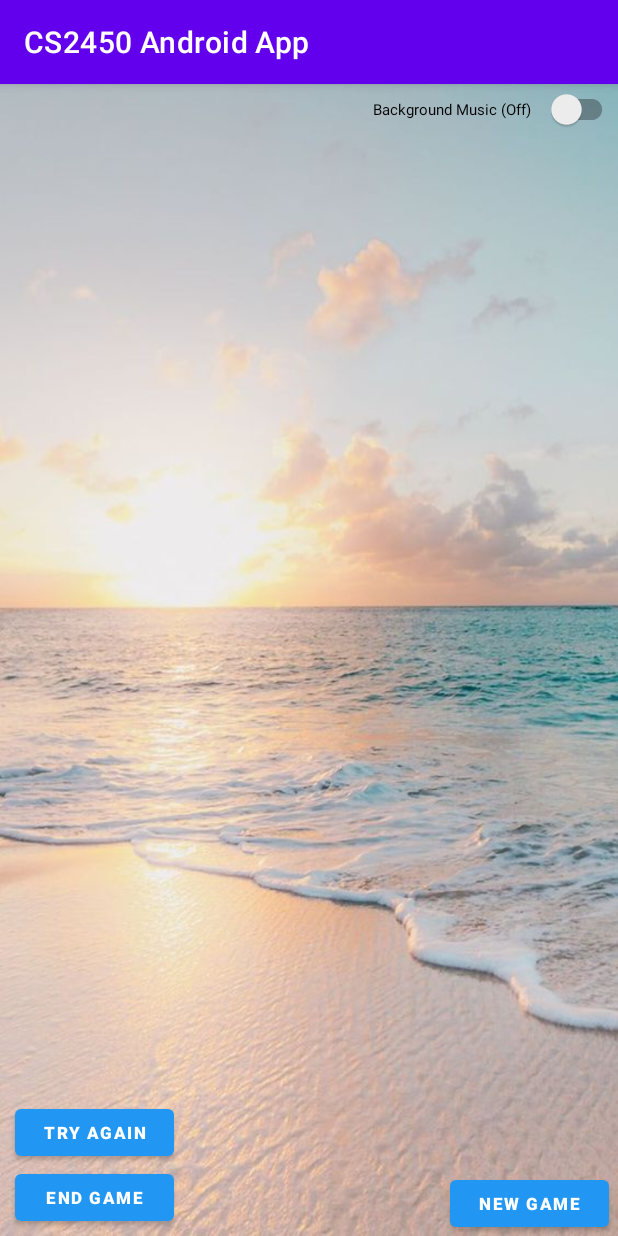
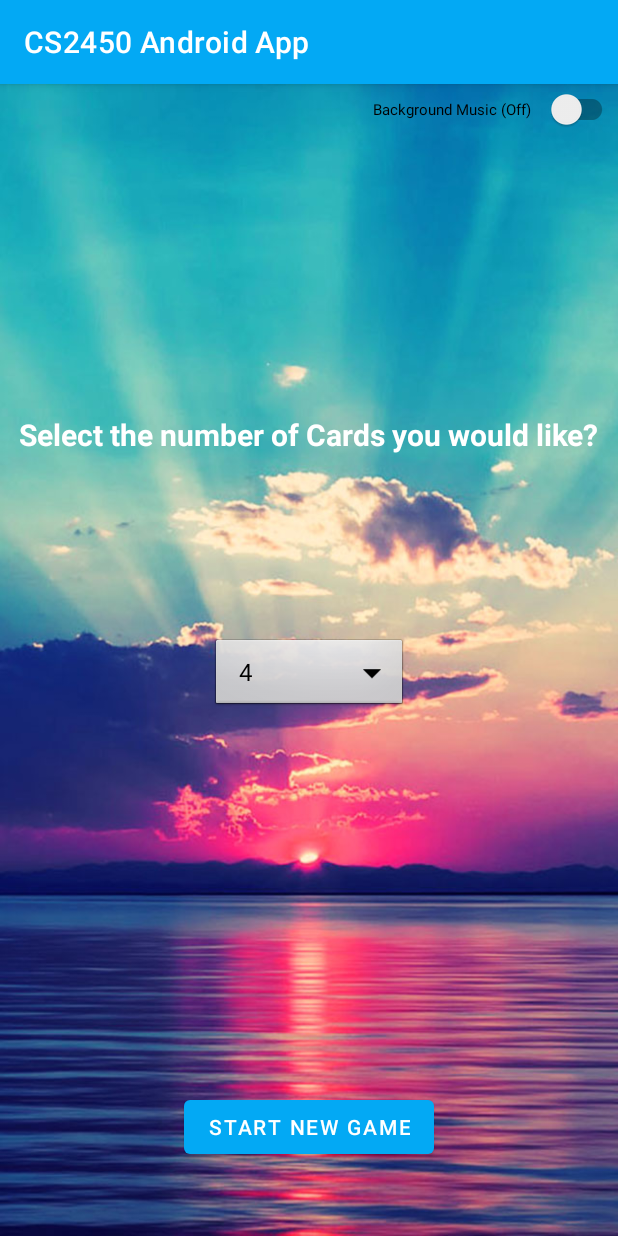
Before and after one commit to hamhead1005/CS2450-Android-Project, an Android app: the screen it shows after launch (ConcentrationGame before the commit, MainMenu after it), on a phone screen of 412 x 824 dp. Run offline under Robolectric (Android 15) with nearby library versions, the phone set to English and light mode, and no system bars.

Commit message:
Added a Menu. Fixed some smaller issues. And Added a drop down menu to allow the users to select how many cards they want.

```diff
--- a/app/src/main/AndroidManifest.xml
+++ b/app/src/main/AndroidManifest.xml
@@ -9,7 +9,8 @@
         android:roundIcon="@mipmap/ic_launcher_round"
         android:supportsRtl="true"
         android:theme="@style/Theme.CS2450AndroidApp">
-        <activity android:name=".ConcentrationGame"></activity>
+        <activity android:name=".MainMenu"></activity>
+        <activity android:name=".ConcentrationGame" />
         <activity android:name=".MainActivity">
             <intent-filter>
                 <action android:name="android.intent.action.MAIN" />
--- a/app/src/main/java/com/example/cs2450androidapp/ConcentrationGame.java
+++ b/app/src/main/java/com/example/cs2450androidapp/ConcentrationGame.java
@@ -3,14 +3,17 @@ package com.example.cs2450androidapp;
 import androidx.appcompat.app.AppCompatActivity;
 import androidx.appcompat.widget.SwitchCompat;
 
+import android.app.Activity;
 import android.content.DialogInterface;
 import android.graphics.Color;
 import android.graphics.drawable.Drawable;
 import android.os.Bundle;
 import android.view.View;
 import android.view.animation.Animation;
+import android.widget.Button;
 import android.widget.CompoundButton;
 import android.widget.ImageButton;
+import android.widget.TextView;
 
 public class ConcentrationGame extends AppCompatActivity {
 
@@ -19,8 +22,13 @@ public class ConcentrationGame extends AppCompatActivity {
         super.onCreate(savedInstanceState);
         setContentView(R.layout.activity_concentration_game);
 
+        TextView test = findViewById(R.id.testTextVie);
+
+
+        String gameSize = String.valueOf(MainMenu.getGameSize());
+        test.setText(gameSize);
+
         SwitchCompat switchCompat = findViewById(R.id.musicSwitch);
-
         switchCompat.setOnCheckedChangeListener(new CompoundButton.OnCheckedChangeListener() {
             @Override
             public void onCheckedChanged(CompoundButton compoundButton, boolean b) {
@@ -34,5 +42,13 @@ public class ConcentrationGame extends AppCompatActivity {
             }
         });
 
+        Button newGame = findViewById(R.id.NewGameButton);
+        newGame.setOnClickListener(new View.OnClickListener() {
+            @Override
+            public void onClick(View view) {
+                finish();
+
+            }
+        });
     }
 }
--- a/app/src/main/java/com/example/cs2450androidapp/MainActivity.java
+++ b/app/src/main/java/com/example/cs2450androidapp/MainActivity.java
@@ -32,7 +32,7 @@ public class MainActivity extends AppCompatActivity {
 
             @Override
             public void onFinish() {
-                Intent intent = new Intent(MainActivity.this, ConcentrationGame.class);
+                Intent intent = new Intent(MainActivity.this, MainMenu.class);
                 startActivity(intent);
             }
         }.start();
--- /dev/null
+++ b/app/src/main/java/com/example/cs2450androidapp/MainMenu.java
@@ -0,0 +1,66 @@
+package com.example.cs2450androidapp;
+
+import androidx.appcompat.app.AppCompatActivity;
+import androidx.appcompat.widget.SwitchCompat;
+
+import android.content.Intent;
+import android.os.Bundle;
+import android.view.View;
+import android.widget.AdapterView;
+import android.widget.ArrayAdapter;
+import android.widget.Button;
+import android.widget.CompoundButton;
+import android.widget.Spinner;
+
+public class MainMenu extends AppCompatActivity {
+    private static int gameSize;
+
+    public static int getGameSize()
+    {
+        return gameSize;
+    }
+
+    @Override
+    public void onBackPressed() {
+        // Do nothing. Disables Back button on this page.
+    }//end OnBackPressed
+
+    @Override
+    protected void onCreate(Bundle savedInstanceState) {
+        super.onCreate(savedInstanceState);
+        setContentView(R.layout.activity_main_menu);
+
+        String [] options = {"4","6","8","10","12","14","16","18","20"};
+        Spinner dropdown = findViewById(R.id.spinner);
+        ArrayAdapter<String> adapter = new ArrayAdapter<String>(this, android.R.layout.simple_spinner_dropdown_item, options);
+        dropdown.setAdapter(adapter);
+
+        //Start New Game
+        SwitchCompat switchCompat = findViewById(R.id.musicSwitchMenu);
+        Button startbutton = (Button) findViewById(R.id.startButton);
+        startbutton.setOnClickListener(new View.OnClickListener() {
+            @Override
+            public void onClick(View view) {
+                String test = String.valueOf(dropdown.getSelectedItem());
+                gameSize = Integer.parseInt(test);
+
+                Intent intent = new Intent(MainMenu.this, ConcentrationGame.class);
+                startActivity(intent);
+            }
+        });
+
+        //For Music Switch
+        switchCompat.setOnCheckedChangeListener(new CompoundButton.OnCheckedChangeListener() {
+            @Override
+            public void onCheckedChanged(CompoundButton compoundButton, boolean b) {
+                if (switchCompat.isChecked())
+                {
+                    MainActivity.pausePlayer();
+                }
+                else if(!switchCompat.isChecked()){
+                    MainActivity.continuePlayer();
+                }
+            }
+        });
+    }
+    }
--- a/app/src/main/res/layout/activity_concentration_game.xml
+++ b/app/src/main/res/layout/activity_concentration_game.xml
@@ -70,4 +70,12 @@
         app:layout_constraintTop_toTopOf="parent"
         app:layout_constraintVertical_bias="0.0" />
 
+    <TextView
+        android:id="@+id/testTextVie"
+        android:layout_width="wrap_content"
+        android:layout_height="wrap_content"
+        android:text="TextView"
+        tools:layout_editor_absoluteX="85dp"
+        tools:layout_editor_absoluteY="147dp" />
+
 </androidx.constraintlayout.widget.ConstraintLayout>
--- a/app/src/main/res/layout/activity_main.xml
+++ b/app/src/main/res/layout/activity_main.xml
@@ -2,6 +2,7 @@
 <androidx.constraintlayout.widget.ConstraintLayout xmlns:android="http://schemas.android.com/apk/res/android"
     xmlns:app="http://schemas.android.com/apk/res-auto"
     xmlns:tools="http://schemas.android.com/tools"
+    style="@style/Theme.AppCompat.Light.NoActionBar"
     android:layout_width="match_parent"
     android:layout_height="match_parent"
     android:background="#666666"
@@ -51,7 +52,7 @@
         android:id="@+id/imageView4"
         android:layout_width="wrap_content"
         android:layout_height="wrap_content"
-        android:contentDescription="@string/team"
+        android:contentDescription="@string/TeamLogo"
         app:layout_constraintBottom_toTopOf="@+id/textView2"
         app:layout_constraintEnd_toEndOf="parent"
         app:layout_constraintHorizontal_bias="0.5"
--- /dev/null
+++ b/app/src/main/res/layout/activity_main_menu.xml
@@ -0,0 +1,65 @@
+<?xml version="1.0" encoding="utf-8"?>
+<androidx.constraintlayout.widget.ConstraintLayout xmlns:android="http://schemas.android.com/apk/res/android"
+    xmlns:app="http://schemas.android.com/apk/res-auto"
+    xmlns:tools="http://schemas.android.com/tools"
+    android:layout_width="match_parent"
+    android:layout_height="match_parent"
+    android:background="@drawable/menubackground"
+    tools:context=".MainMenu">
+
+    <androidx.appcompat.widget.SwitchCompat
+        android:id="@+id/musicSwitchMenu"
+        android:layout_width="174dp"
+        android:layout_height="34dp"
+        android:gravity="center"
+        android:text="@string/Music"
+        android:textSize="10sp"
+        app:layout_constraintBottom_toBottomOf="parent"
+        app:layout_constraintEnd_toEndOf="parent"
+        app:layout_constraintHorizontal_bias="1.0"
+        app:layout_constraintStart_toStartOf="parent"
+        app:layout_constraintTop_toTopOf="parent"
+        app:layout_constraintVertical_bias="0.0" />
+
+    <Button
+        android:id="@+id/startButton"
+        android:layout_width="wrap_content"
+        android:layout_height="wrap_content"
+        android:text="@string/StartGame"
+        app:layout_constraintBottom_toBottomOf="parent"
+        app:layout_constraintEnd_toEndOf="parent"
+        app:layout_constraintStart_toStartOf="parent"
+        app:layout_constraintTop_toBottomOf="@+id/musicSwitchMenu"
+        app:layout_constraintVertical_bias="0.929" />
+
+    <Spinner
+        android:id="@+id/spinner"
+        android:layout_width="131dp"
+        android:layout_height="51dp"
+        android:background="@android:drawable/btn_dropdown"
+        android:orientation="vertical"
+        android:spinnerMode="dropdown"
+        app:layout_constraintBottom_toTopOf="@+id/startButton"
+        app:layout_constraintEnd_toEndOf="parent"
+        app:layout_constraintStart_toStartOf="parent"
+        app:layout_constraintTop_toBottomOf="@+id/musicSwitchMenu"
+        app:layout_constraintVertical_bias="0.57" />
+
+    <TextView
+        android:id="@+id/textView"
+        android:layout_width="wrap_content"
+        android:layout_height="wrap_content"
+        android:fontFamily="sans-serif"
+        android:text="@string/GameSizeSelection"
+        android:textSize="20sp"
+        android:textStyle="bold"
+        android:typeface="serif"
+        android:textColor="@color/white"
+        app:layout_constraintBottom_toTopOf="@+id/spinner"
+        app:layout_constraintEnd_toEndOf="parent"
+        app:layout_constraintHorizontal_bias="0.492"
+        app:layout_constraintStart_toStartOf="parent"
+        app:layout_constraintTop_toTopOf="parent"
+        app:layout_constraintVertical_bias="0.646" />
+
+</androidx.constraintlayout.widget.ConstraintLayout>
--- a/app/src/main/res/values/colors.xml
+++ b/app/src/main/res/values/colors.xml
@@ -1,8 +1,8 @@
 <?xml version="1.0" encoding="utf-8"?>
 <resources>
-    <color name="purple_200">#FFBB86FC</color>
-    <color name="purple_500">#FF6200EE</color>
-    <color name="purple_700">#FF3700B3</color>
+    <color name="purple_200">#2196F3</color>
+    <color name="purple_500">#03A9F4</color>
+    <color name="purple_700">#00BCD4</color>
     <color name="teal_200">#FF03DAC5</color>
     <color name="teal_700">#FF018786</color>
     <color name="black">#FF000000</color>
--- a/app/src/main/res/values/strings.xml
+++ b/app/src/main/res/values/strings.xml
@@ -7,4 +7,7 @@
     <string name="End">End Game</string>
     <string name="New">New Game</string>
     <string name="Try_again">Try Again</string>
+    <string name="TeamLogo">Team Red Tigers Logo</string>
+    <string name="StartGame">Start New Game</string>
+    <string name="GameSizeSelection">Select the number of Cards you would like?</string>
 </resources>
```
Also changed, not shown: app/src/main/res/drawable/menubackground.jpg (added).
